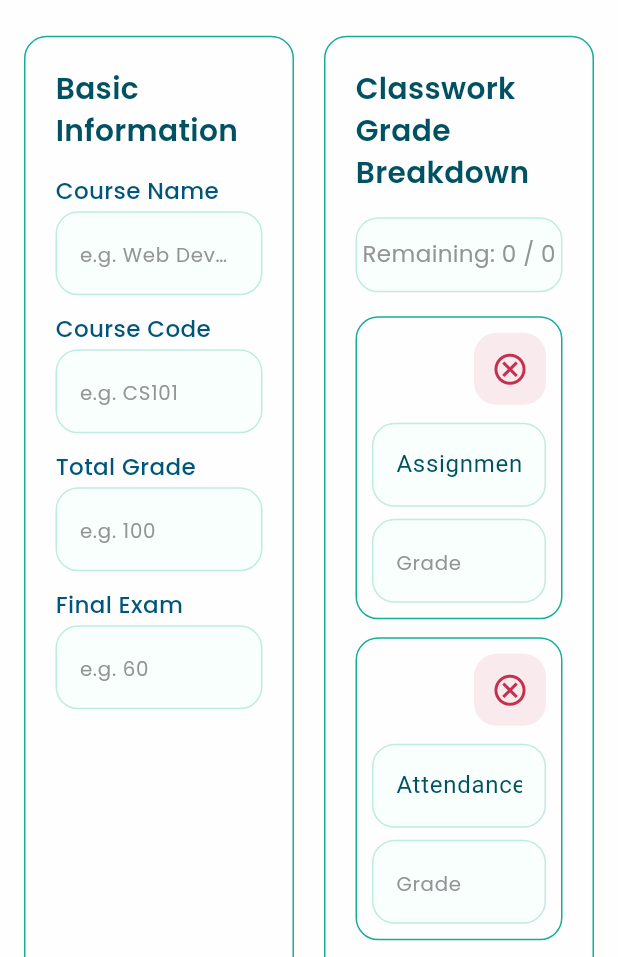
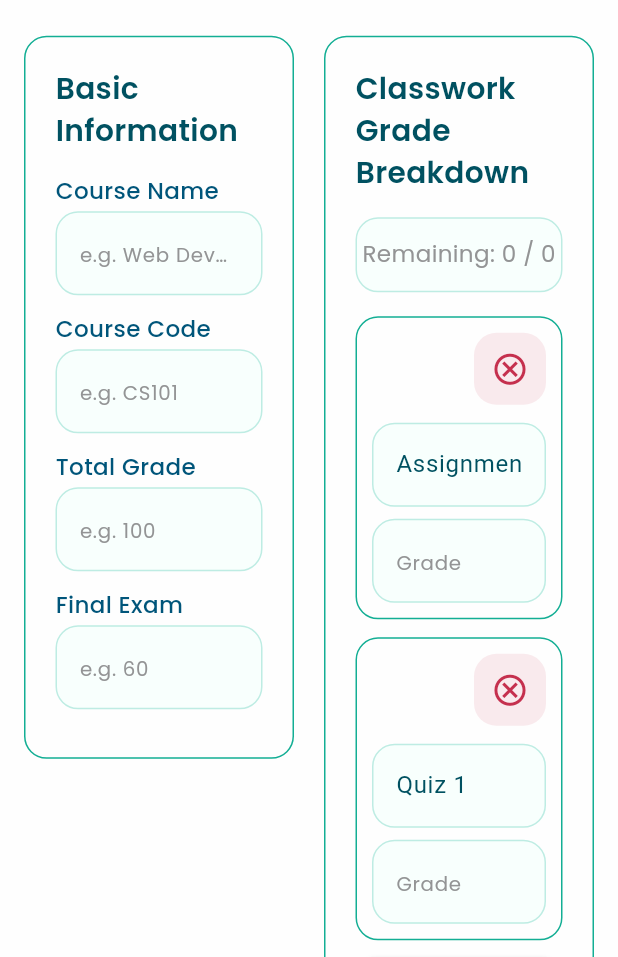
Before and after one commit to mohamed-dev-404/sams-app, a Flutter app: the WebCreateCourseView screen opened directly, after a tap on the "cancel" icon, on a phone screen of 412 x 824 dp, the part 279-1236 px from its top. Run offline on Flutter 3.47's test engine with Material 3 defaults, Android fonts, the phone set to English and light mode, and no system bars; our stand-ins replace auto_size_text, cached_network_image, connectivity_plus, dartz, device_preview, dio and 21 more; accounts and stored records are empty; network calls fail.

Commit message:
fix: fix layout issues in create course for web view.

```diff
--- a/lib/features/home/presentation/logic/mixin_create_course.dart
+++ b/lib/features/home/presentation/logic/mixin_create_course.dart
@@ -129,9 +129,7 @@ mixin CreateCourseLogic<T extends StatefulWidget> on State<T> {
   // ! Default Fields - Initial predefined classwork items
   void _addDefaultFields() {
     addDynamicField(label: 'Midterm');
-    addDynamicField(label: 'Assignment');
-    addDynamicField(label: 'Attendance');
+    addDynamicField(label: 'Assignment 1');
     addDynamicField(label: 'Quiz 1');
-    addDynamicField(label: 'Bonus');
   }
 }
--- a/lib/features/home/presentation/views/create_course/widgets/web/web_create_course_view_body.dart
+++ b/lib/features/home/presentation/views/create_course/widgets/web/web_create_course_view_body.dart
@@ -21,7 +21,6 @@ class WebCreateCourseViewBody extends StatefulWidget {
 
 class _WebCreateCourseViewBodyState extends State<WebCreateCourseViewBody>
     with CreateCourseLogic {
-
   @override
   void initState() {
     super.initState();
@@ -47,12 +46,14 @@ class _WebCreateCourseViewBodyState extends State<WebCreateCourseViewBody>
         }
       },
       builder: (context, state) {
-        return CustomScrollView(
+        return Form(
+          key: formKey,
+          child: CustomScrollView(
             slivers: [
               const SliverToBoxAdapter(
-              child: WebHomeHeader(),// Header
+                child: WebHomeHeader(), // Header
               ),
-            const SliverToBoxAdapter(child: SizedBox(height: 24)),// Spacing
+              const SliverToBoxAdapter(child: SizedBox(height: 24)), // Spacing
               SliverToBoxAdapter(
                 child: Padding(
                   padding: const EdgeInsets.symmetric(horizontal: 16.0),
@@ -64,14 +65,13 @@ class _WebCreateCourseViewBodyState extends State<WebCreateCourseViewBody>
                   ),
                 ),
               ),
-            const SliverToBoxAdapter(child: SizedBox(height: 24)),// Spacing
+              const SliverToBoxAdapter(child: SizedBox(height: 24)), // Spacing
               // Forms Side by Side
               SliverToBoxAdapter(
                 child: Padding(
                   padding: const EdgeInsets.symmetric(horizontal: 16.0),
-                child: IntrinsicHeight(
                   child: Row(
-                    crossAxisAlignment: CrossAxisAlignment.stretch,
+                    crossAxisAlignment: CrossAxisAlignment.start,
                     children: [
                       //* Basic Information Section
                       Expanded(
@@ -97,9 +97,8 @@ class _WebCreateCourseViewBodyState extends State<WebCreateCourseViewBody>
                   ),
                 ),
               ),
-            ),
 
-            const SliverToBoxAdapter(child: SizedBox(height: 40)),// Spacing
+              const SliverToBoxAdapter(child: SizedBox(height: 40)), // Spacing
               SliverToBoxAdapter(
                 // Create Course Button
                 child: CreateCourseButton(
@@ -107,8 +106,9 @@ class _WebCreateCourseViewBodyState extends State<WebCreateCourseViewBody>
                   onPressed: () => submitCourse(context),
                 ),
               ),
-            const SliverToBoxAdapter(child: SizedBox(height: 40)),// Spacing
+              const SliverToBoxAdapter(child: SizedBox(height: 40)), // Spacing
             ],
+          ),
         );
       },
     );
```
Lines whose indentation alone changed are shown as unchanged.
